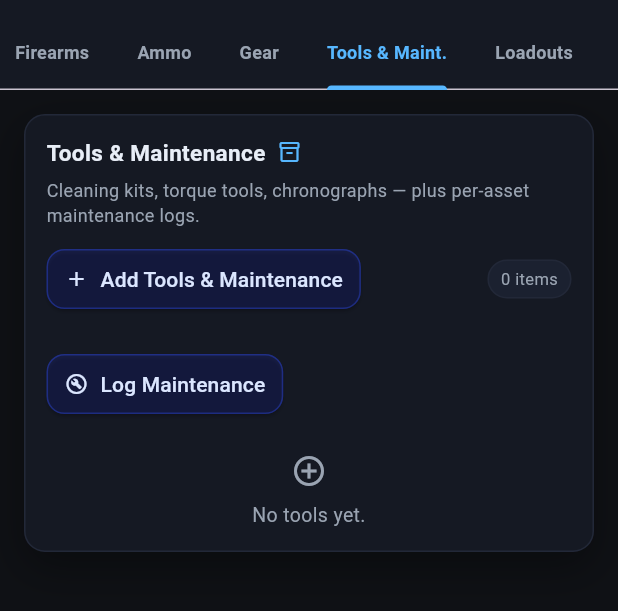
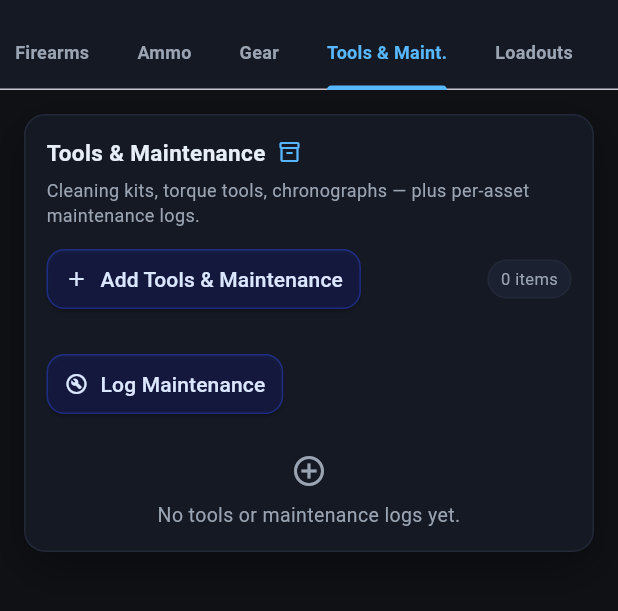
Before and after one commit to Muneer14339/ps_admin, a Flutter app: the UserDashboardView screen opened directly, tab 4 chosen, on a phone screen of 412 x 824 dp, the part 66-677 px from its top. Run offline on Flutter 3.47's test engine with Material 3 defaults, Android fonts, the phone set to English and light mode, and no system bars; our stand-ins replace cloud_firestore, csv, dartz, equatable, file_picker, firebase_auth and 4 more; missing offline and left inert: excel; accounts and stored records are empty.

Commit message:
updated maintenece

```diff
--- a/lib/user_dashboard/presentation/widgets/armory_tab_view.dart
+++ b/lib/user_dashboard/presentation/widgets/armory_tab_view.dart
@@ -48,6 +48,7 @@ class _ArmoryTabViewState extends State<ArmoryTabView> {
         break;
       case ArmoryTabType.tools:
         bloc.add(LoadToolsEvent(userId: widget.userId));
+        bloc.add(LoadMaintenanceEvent(userId: widget.userId));
         break;
       case ArmoryTabType.loadouts:
         bloc.add(LoadLoadoutsEvent(userId: widget.userId));
--- a/lib/user_dashboard/presentation/widgets/tools_tab_widget.dart
+++ b/lib/user_dashboard/presentation/widgets/tools_tab_widget.dart
@@ -1,7 +1,10 @@
 // lib/user_dashboard/presentation/widgets/tools_tab_widget.dart
 import 'package:flutter/material.dart';
 import 'package:flutter_bloc/flutter_bloc.dart';
+import '../../domain/entities/armory_tool.dart';
+import '../../domain/entities/armory_maintenance.dart';
 import '../bloc/armory_bloc.dart';
+import '../bloc/armory_event.dart';
 import '../bloc/armory_state.dart';
 import '../core/theme/app_theme.dart';
 import 'add_maintenance_dialog.dart';
@@ -9,24 +12,53 @@ import 'add_tool_dialog.dart';
 import 'armory_card.dart';
 import 'common/common_widgets.dart';
 import 'empty_state_widget.dart';
+import 'maintenance_item_card.dart';
 import 'tool_item_card.dart';
 
-class ToolsTabWidget extends StatelessWidget {
+class ToolsTabWidget extends StatefulWidget {
   final String userId;
 
   const ToolsTabWidget({super.key, required this.userId});
 
   @override
+  State<ToolsTabWidget> createState() => _ToolsTabWidgetState();
+}
+
+class _ToolsTabWidgetState extends State<ToolsTabWidget> {
+  List<ArmoryTool> _tools = [];
+  List<ArmoryMaintenance> _maintenance = [];
+
+  @override
+  void initState() {
+    super.initState();
+    _loadMaintenanceData();
+  }
+
+  void _loadMaintenanceData() {
+    context.read<ArmoryBloc>().add(LoadMaintenanceEvent(userId: widget.userId));
+  }
+
+  @override
   Widget build(BuildContext context) {
     return BlocConsumer<ArmoryBloc, ArmoryState>(
       listener: (context, state) {
-        if (state is ArmoryActionSuccess) {
+        if (state is ToolsLoaded) {
+          setState(() => _tools = state.tools);
+        } else if (state is MaintenanceLoaded) {
+          setState(() => _maintenance = state.maintenance);
+        } else if (state is ArmoryActionSuccess) {
           ScaffoldMessenger.of(context).showSnackBar(
             SnackBar(
               content: Text(state.message),
               backgroundColor: AppColors.successColor,
             ),
           );
+          // Reload data after successful action
+          if (state.message.contains('Tool')) {
+            context.read<ArmoryBloc>().add(LoadToolsEvent(userId: widget.userId));
+          } else if (state.message.contains('Maintenance')) {
+            _loadMaintenanceData();
+          }
         } else if (state is ArmoryError) {
           ScaffoldMessenger.of(context).showSnackBar(
             SnackBar(
@@ -37,23 +69,46 @@ class ToolsTabWidget extends StatelessWidget {
         }
       },
       builder: (context, state) {
-        return Column(
-          children: [
-            ArmoryCard(
-              title: 'Tools & Maintenance',
-              description: 'Cleaning kits, torque tools, chronographs — plus per-asset maintenance logs.',
-              onAddPressed: () => _showAddToolDialog(context),
-              itemCount: state is ToolsLoaded ? state.tools.length : null,
-              isLoading: state is ArmoryLoadingAction,
-              child: _buildToolsContent(state, context),
-            ),
-          ],
+        return ArmoryCard(
+          title: 'Tools & Maintenance',
+          description: 'Cleaning kits, torque tools, chronographs — plus per-asset maintenance logs.',
+          onAddPressed: () => _showAddToolDialog(context),
+          itemCount: _tools.length + _maintenance.length,
+          isLoading: state is ArmoryLoadingAction,
+          child: _buildToolsAndMaintenanceContent(state),
         );
       },
     );
   }
 
-  Widget _buildToolsContent(ArmoryState state, BuildContext context) {
+  Widget _buildToolsAndMaintenanceContent(ArmoryState state) {
+    if (state is ArmoryLoading && _tools.isEmpty && _maintenance.isEmpty) {
+      return CommonWidgets.buildLoading(message: 'Loading tools & maintenance...');
+    }
+
+    if (_tools.isEmpty && _maintenance.isEmpty) {
+      return Column(
+        children: [
+          Padding(
+            padding: const EdgeInsets.symmetric(horizontal: 14, vertical: 8),
+            child: Row(
+              children: [
+                CommonWidgets.buildActionButton(
+                  label: 'Log Maintenance',
+                  onPressed: () => _showAddMaintenanceDialog(context),
+                  icon: Icons.build_circle_outlined,
+                ),
+              ],
+            ),
+          ),
+          const EmptyStateWidget(
+            message: 'No tools or maintenance logs yet.',
+            icon: Icons.add_circle_outline,
+          ),
+        ],
+      );
+    }
+
     return Column(
       children: [
         // Add Maintenance button
@@ -69,8 +124,39 @@ class ToolsTabWidget extends StatelessWidget {
             ],
           ),
         ),
-        _buildToolsList(state),
+        // Tools Section
+        _buildToolsSection(),
+        // Maintenance Section
+        _buildMaintenanceSection(),
       ],
+    );
+  }
+
+  Widget _buildToolsSection() {
+    return CommonWidgets.buildExpandableSection(
+      title: 'Tools & Equipment',
+      subtitle: 'cleaning kits, torque wrenches, chronographs',
+      initiallyExpanded: _tools.isNotEmpty,
+      children: _tools.map((tool) => ToolItemCard(tool: tool)).toList(),
+    );
+  }
+
+  Widget _buildMaintenanceSection() {
+    return CommonWidgets.buildExpandableSection(
+      title: 'Maintenance Logs',
+      subtitle: 'cleaning, lubrication, repairs, inspections',
+      initiallyExpanded: _maintenance.isNotEmpty,
+      children: _maintenance.map((maintenance) => MaintenanceItemCard(maintenance: maintenance)).toList(),
+    );
+  }
+
+  void _showAddToolDialog(BuildContext context) {
+    showDialog(
+      context: context,
+      builder: (dialogContext) => BlocProvider.value(
+        value: context.read<ArmoryBloc>(),
+        child: AddToolDialog(userId: widget.userId),
+      ),
     );
   }
 
@@ -79,47 +165,7 @@ class ToolsTabWidget extends StatelessWidget {
       context: context,
       builder: (dialogContext) => BlocProvider.value(
         value: context.read<ArmoryBloc>(),
-        child: AddMaintenanceDialog(userId: userId),
-      ),
-    );
-  }
-
-  Widget _buildToolsList(ArmoryState state) {
-    if (state is ArmoryLoading) {
-      return CommonWidgets.buildLoading(message: 'Loading tools...');
-    }
-
-    if (state is ToolsLoaded) {
-      if (state.tools.isEmpty) {
-        return const EmptyStateWidget(
-          message: 'No tools yet.',
-          icon: Icons.add_circle_outline,
-        );
-      }
-
-      return Column(
-        children: state.tools
-            .map((tool) => ToolItemCard(tool: tool))
-            .toList(),
-      );
-    }
-
-    if (state is ArmoryError) {
-      return CommonWidgets.buildError(state.message);
-    }
-
-    return const EmptyStateWidget(
-      message: 'No tools yet.',
-      icon: Icons.add_circle_outline,
-    );
-  }
-
-  void _showAddToolDialog(BuildContext context) {
-    showDialog(
-      context: context,
-      builder: (dialogContext) => BlocProvider.value(
-        value: context.read<ArmoryBloc>(),
-        child: AddToolDialog(userId: userId),
+        child: AddMaintenanceDialog(userId: widget.userId),
       ),
     );
   }
```
Also changed, not shown: lib/user_dashboard/presentation/widgets/maintenance_item_card.dart (added, +62 -0 lines).
